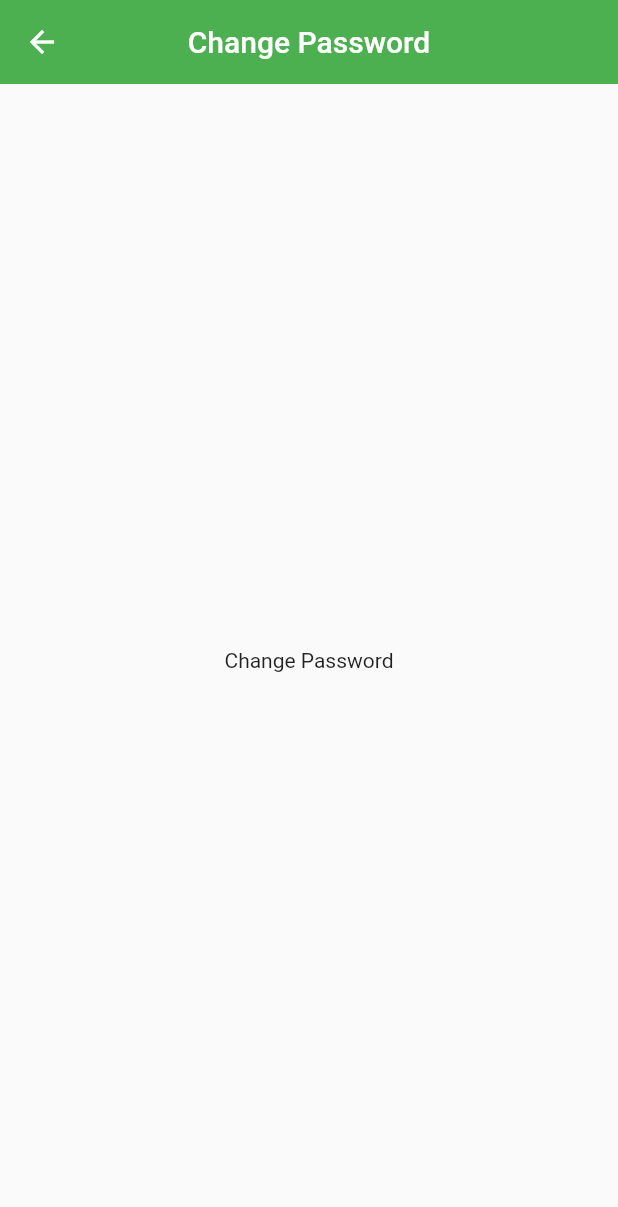
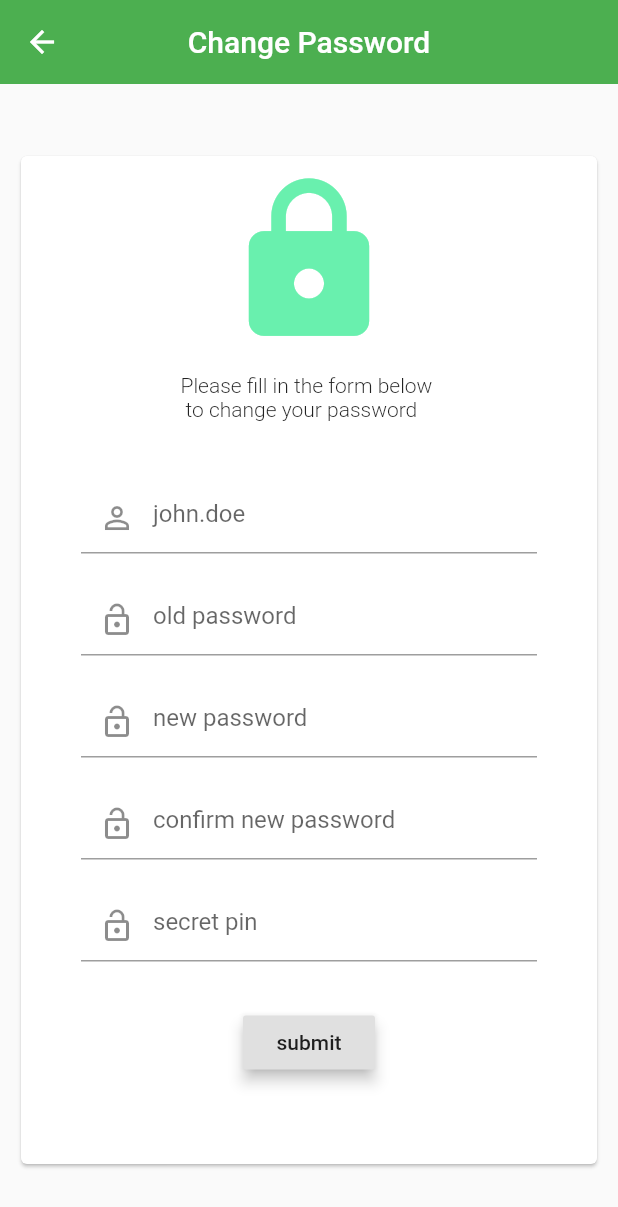
Before and after one commit to Fstackdevio/Netsurf_V1, a Flutter app: the ChangeScreen screen opened directly, on a phone screen of 412 x 824 dp. Shown: the top 1207 px of the screen. Run offline on Flutter 3.47's test engine with Material 2 defaults, Android fonts, the phone set to English and light mode, and no system bars.

Commit message:
change password content

```diff
--- a/netsurf/lib/pages/change_password.dart
+++ b/netsurf/lib/pages/change_password.dart
@@ -16,7 +16,90 @@ class _ChangeScreenState extends State<ChangeScreen> {
         centerTitle: true,
       ),
       body: Center(
-        child: Text('Change Password'),
+        child: new SingleChildScrollView(
+            child: new Container(
+          padding: EdgeInsets.only(
+            left: 10.0,
+            right: 10.0,
+          ),
+          child: new SizedBox(
+            height: 680.0,
+            width: double.infinity,
+            child: new Card(
+              child: new Column(
+                children: <Widget>[
+                  new Padding(
+                    padding: const EdgeInsets.only(top: 10.0, bottom: 15.0),
+                    child: Icon(
+                      Icons.lock,
+                      color: Colors.greenAccent,
+                      size: 120.0,
+                    ),
+                  ),
+                  new Text(
+                    "Please fill in the form below \n to change your password",
+                    style: new TextStyle(fontWeight: FontWeight.w300),
+                  ),
+                  new Padding(
+                    padding: const EdgeInsets.only(
+                        left: 40.0, right: 40.0, top: 40.0, bottom: 10.0),
+                    child: new TextField(
+                      decoration: InputDecoration(
+                          prefixIcon: Icon(Icons.person_outline),
+                          hintText: 'john.doe'),
+                    ),
+                  ),
+                  new Padding(
+                    padding: const EdgeInsets.only(
+                        left: 40.0, right: 40.0, top: 10.0, bottom: 10.0),
+                    child: new TextField(
+                      decoration: InputDecoration(
+                          prefixIcon: Icon(Icons.lock_open),
+                          hintText: 'old password'),
+                    ),
+                  ),
+                  new Padding(
+                    padding: const EdgeInsets.only(
+                        left: 40.0, right: 40.0, top: 10.0, bottom: 10.0),
+                    child: new TextField(
+                      decoration: InputDecoration(
+                          prefixIcon: Icon(Icons.lock_open),
+                          hintText: 'new password'),
+                    ),
+                  ),
+                  new Padding(
+                    padding: const EdgeInsets.only(
+                        left: 40.0, right: 40.0, top: 10.0, bottom: 10.0),
+                    child: new TextField(
+                      decoration: InputDecoration(
+                          prefixIcon: Icon(Icons.lock_open),
+                          hintText: 'confirm new password'),
+                    ),
+                  ),
+                  new Padding(
+                    padding: const EdgeInsets.only(
+                        left: 40.0, right: 40.0, top: 10.0, bottom: 10.0),
+                    child: new TextField(
+                      decoration: InputDecoration(
+                          prefixIcon: Icon(Icons.lock_open),
+                          hintText: 'secret pin'),
+                    ),
+                  ),
+                  new Container(
+                    padding: EdgeInsets.only(top: 20.0, bottom: 20.0),
+                    child: new Center(
+                        child: new RaisedButton(
+                      child: const Text("submit"),
+                      elevation: 4.0,
+                      onPressed: () => null,
+                      splashColor: Colors.green
+                    )),
+                  )
+                ],
+              ),
+            ),
+          ),
+        )),
       ),
     );
   }
```
